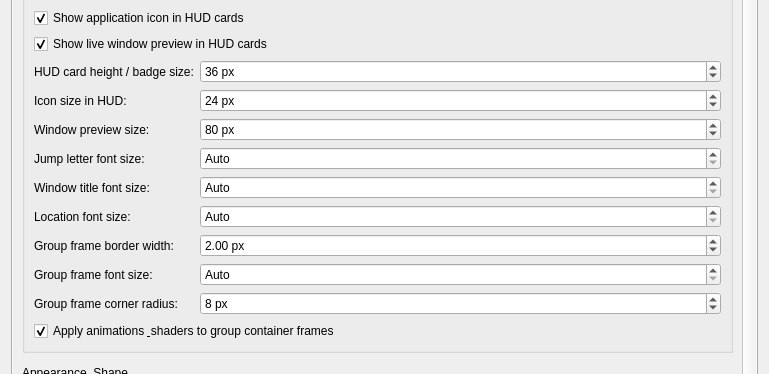
First picture: the form in leapk_config.ui, repository gmalinowski/LeapK, before the edit; both pictures show x 0 to 769 and y 713 to 1087 of the 769 by 1339 pixel window.
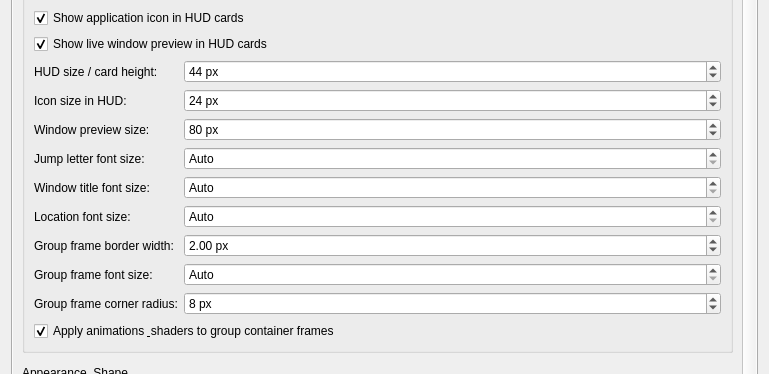
Second picture: the form after the edit. The open tabs and pages were chosen to show the change. Icons and pictures are not drawn. Custom widgets are drawn as their Qt base class.

Patch:
```diff
--- a/leapk_config.ui
+++ b/leapk_config.ui
@@ -2416,7 +2416,7 @@
               <item row="5" column="0">
                <widget class="QLabel" name="label_badgeHudSize">
                 <property name="text">
-                 <string>HUD card height / badge size:</string>
+                 <string>HUD size / card height:</string>
                 </property>
                 <property name="toolTip">
                  <string>Height and proportional size of hint cards at the screen edge HUD (default: 36 px).</string>
@@ -2435,7 +2435,7 @@
                  <number>2</number>
                 </property>
                 <property name="value">
-                 <number>36</number>
+                 <number>44</number>
                 </property>
                 <property name="suffix">
                  <string> px</string>
```
Left out of the diff: 2 changed lines with no effect on the pictures.
